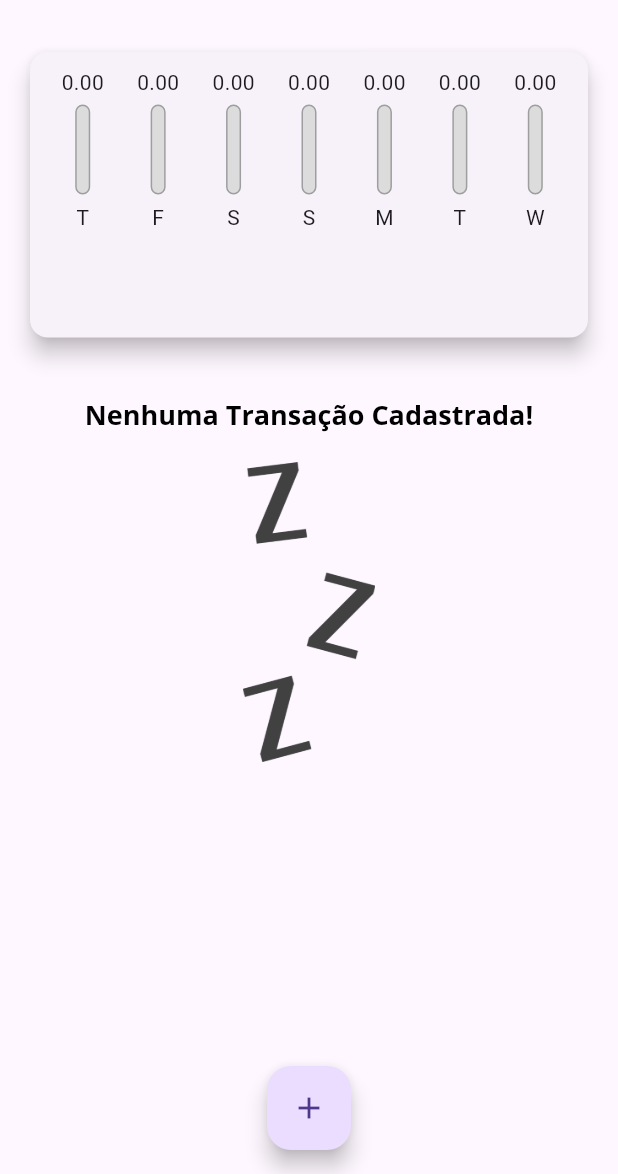
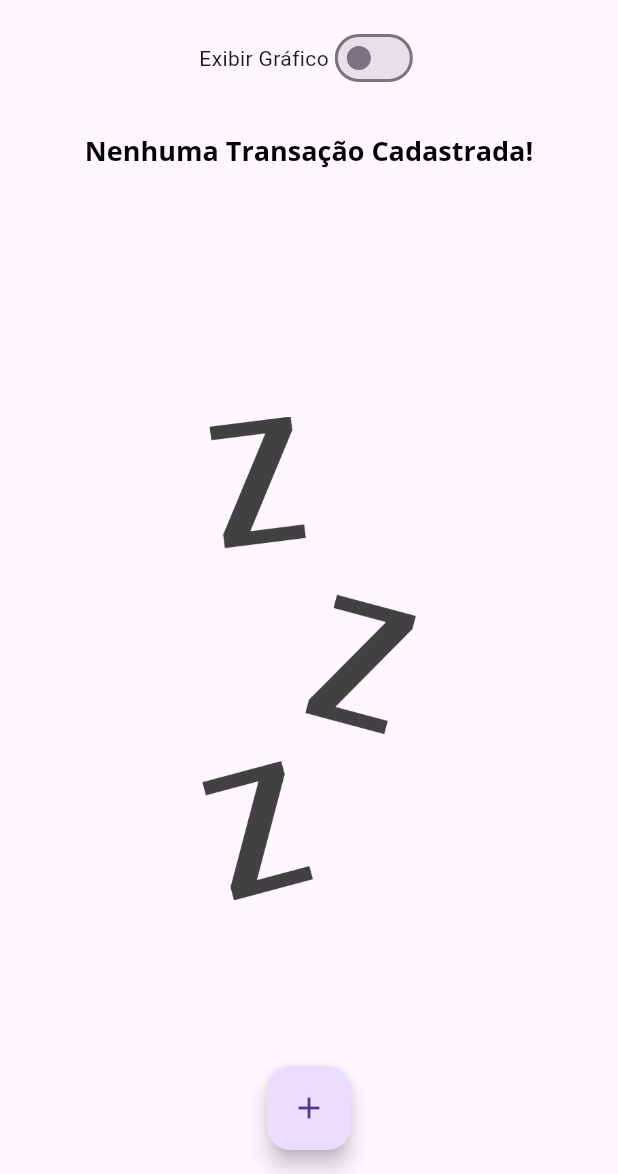
Before and after one commit to Hudsonrb77/DespesasApp_Flutter, a Flutter app: the screen it shows after launch, on a phone screen of 412 x 824 dp, the part 62-1236 px from its top. Run offline on Flutter 3.47's test engine with Material 3 defaults, Android fonts, the phone set to English and light mode, and no system bars.

Commit message:
Tornando o app responsivo. v1

```diff
--- a/lib/components/chart_bar.dart
+++ b/lib/components/chart_bar.dart
@@ -14,17 +14,19 @@ class ChartBar extends StatelessWidget {
 
   @override
   Widget build(BuildContext context) {
+    return LayoutBuilder(
+      builder: (ctx, constraints) {
         return Column(
           children: [
             SizedBox(
-          height: 20,
+              height: constraints.maxHeight * 0.15,
               child: FittedBox(
-            child: Text(value!.toStringAsFixed(2)),
+                child: Text('${value!.toStringAsFixed(2)}'),
               ),
             ),
-        const SizedBox(height: 5),
+            SizedBox(height: constraints.maxHeight * 0.05),
             SizedBox(
-          height: 60,
+              height: constraints.maxHeight * 0.6,
               width: 10,
               child: Stack(
                 alignment: Alignment.bottomCenter,
@@ -51,9 +53,16 @@ class ChartBar extends StatelessWidget {
                 ],
               ),
             ),
-        const SizedBox(height: 5),
-        Text(label!),
+            SizedBox(height: constraints.maxHeight * 0.05),
+            SizedBox(
+              height: constraints.maxHeight * 0.15,
+              child: FittedBox(
+                child: Text(label!),
+              ),
+            ),
           ],
+        );
+      },
     );
   }
 }
--- a/lib/components/transaction_form.dart
+++ b/lib/components/transaction_form.dart
@@ -97,7 +97,7 @@ class _TransactionFormState extends State<TransactionForm> {
                   child: Text(
                     'Nova Transação',
                     style: TextStyle(
-                      color: Theme.of(context).textTheme.labelLarge?.color,
+                      color: Theme.of(context).textTheme.button?.color,
                     ),
                   ),
                   onPressed: _submitForm,
--- a/lib/components/transaction_list.dart
+++ b/lib/components/transaction_list.dart
@@ -12,22 +12,29 @@ class TransactionList extends StatelessWidget {
   @override
   Widget build(BuildContext context) {
     return transactions.isEmpty
-        ? Column(
+        ? LayoutBuilder(
+            builder: (ctx, constraints) {
+              return Column(
                 children: [
-              const SizedBox(height: 20),
-              Text(
+                  SizedBox(height: constraints.maxHeight * 0.05),
+                  SizedBox(
+                    height: constraints.maxHeight * 0.3,
+                    child: Text(
                       'Nenhuma Transação Cadastrada!',
-                style: Theme.of(context).textTheme.titleLarge,
+                      style: Theme.of(context).textTheme.headline6,
                     ),
-              const SizedBox(height: 20),
+                  ),
+                  SizedBox(height: constraints.maxHeight * 0.05),
                   SizedBox(
-                height: 200,
+                    height: constraints.maxHeight * 0.6,
                     child: Image.asset(
                       'assets/images/waiting.png',
                       fit: BoxFit.cover,
                     ),
                   ),
                 ],
+              );
+            },
           )
         : ListView.builder(
             itemCount: transactions.length,
@@ -57,14 +64,14 @@ class TransactionList extends StatelessWidget {
                   ),
                   title: Text(
                     tr.title,
-                    style: Theme.of(context).textTheme.titleLarge,
+                    style: Theme.of(context).textTheme.headline6,
                   ),
                   subtitle: Text(
                     DateFormat('d MMM y').format(tr.date),
                   ),
                   trailing: IconButton(
                     icon: const Icon(Icons.delete),
-                    color: Theme.of(context).colorScheme.error,
+                    color: Theme.of(context).errorColor,
                     onPressed: () => onRemove(tr.id),
                   ),
                 ),
--- a/lib/main.dart
+++ b/lib/main.dart
@@ -53,6 +53,7 @@ class MyHomePage extends StatefulWidget {
 
 class _MyHomePageState extends State<MyHomePage> {
   final List<Transaction> _transactions = [];
+  bool _showChart = false;
 
   List<Transaction> get _recentTransactions {
     return _transactions.where((tr) {
@@ -104,8 +105,9 @@ class _MyHomePageState extends State<MyHomePage> {
       ],
     );
 
-    final availabelHeight =
-        MediaQuery.of(context).size.height - appBar.preferredSize.height;
+    final availabelHeight = MediaQuery.of(context).size.height -
+        appBar.preferredSize.height -
+        MediaQuery.of(context).padding.top;
 
     return Scaffold(
       appBar: appBar,
@@ -113,14 +115,30 @@ class _MyHomePageState extends State<MyHomePage> {
         child: Column(
           crossAxisAlignment: CrossAxisAlignment.stretch,
           children: [
-            SizedBox(
-              height: availabelHeight * 0.3,
-              child: Chart(_recentTransactions),
+            Row(
+              mainAxisAlignment: MainAxisAlignment.center,
+              children: [
+                const Text('Exibir Gráfico'),
+                Switch(
+                  value: _showChart,
+                  onChanged: (value) {
+                    setState(() {
+                      _showChart = value;
+                    });
+                  },
+                ),
+              ],
             ),
-            SizedBox(
-              height: availabelHeight * 0.6,
-              child: TransactionList(_transactions, _removeTransaction),
-            ),
+            if (_showChart)
+              SizedBox(
+                height: availabelHeight * 0.30,
+                child: Chart(_recentTransactions),
+              ),
+            if (!_showChart)
+              SizedBox(
+                height: availabelHeight * 0.70,
+                child: TransactionList(_transactions, _removeTransaction),
+              ),
           ],
         ),
       ),
```
Lines whose indentation alone changed are shown as unchanged.
